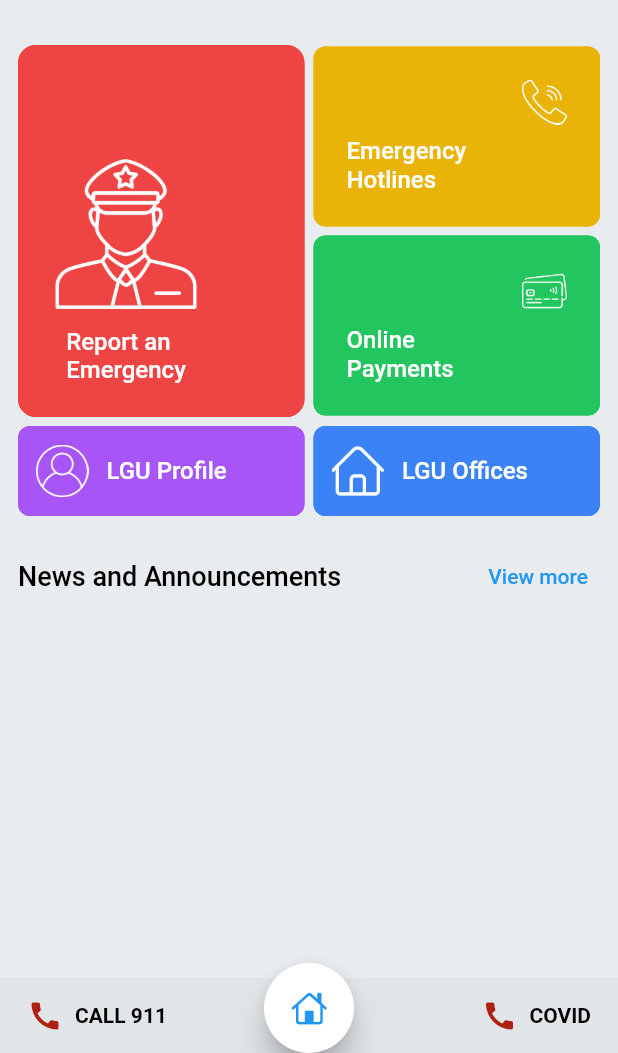
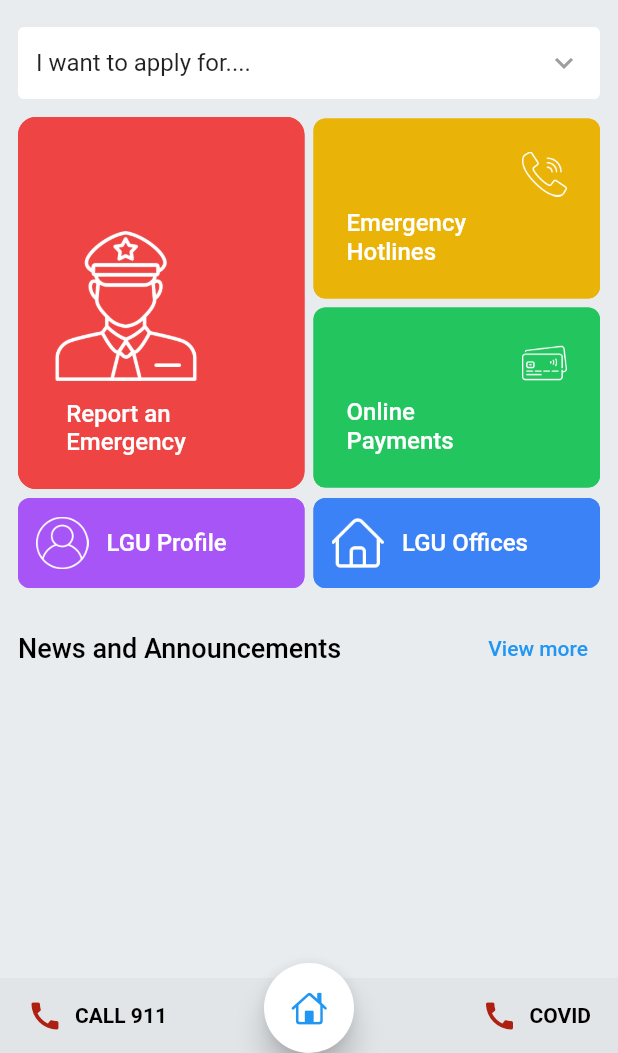
Before and after one commit to vahnmarty/ecitizen-app, a Flutter app: the screen it shows after launch, on a phone screen of 412 x 824 dp, the part 183-1236 px from its top. Run offline on Flutter 3.47's test engine with Material 2 defaults, Android fonts, the light colour scheme and no system bars; drawn by our look-alikes of pull_to_refresh; our stand-ins replace cached_network_image, connectivity_plus, firebase_core, firebase_messaging, flutter_html, fluttertoast and 8 more; missing offline and left inert: flutter_facebook_auth, open_mail_app, telephony; accounts and stored records are empty; network calls fail.

```diff
--- a/lib/config/config.dart
+++ b/lib/config/config.dart
@@ -1,4 +1,5 @@
 class Config {
   static const COVID_HOTLINE = '8888';
-
+  static const SMS_NUMBER = '+639171073440';
+  //static const SMS_NUMBER = '+923116266746';
 }
--- a/lib/main.dart
+++ b/lib/main.dart
@@ -1,6 +1,7 @@
 import 'package:citizen/providers/providers.dart';
 import 'package:citizen/screens/home_screen.dart';
 import 'package:citizen/screens/login_screen.dart';
+import 'package:citizen/screens/search_service_screen.dart';
 import 'package:firebase_core/firebase_core.dart';
 import 'package:flutter/material.dart';
 import 'package:provider/provider.dart';
--- a/lib/providers/auth_provider.dart
+++ b/lib/providers/auth_provider.dart
@@ -21,11 +21,16 @@ class AuthProvider with ChangeNotifier {
   }
 
   checkUserSession() async {
-    final token = await getToken();
-    if (token && token != '' && token != null) {
-      debugPrint('token found: $token');
-      getUser(token);
+    try{
+      final token = await getToken();
+      if (token != '' && token != null) {
+        debugPrint('token found: $token');
+        getUser(token);
+      }
+    }catch(e){
+      debugPrint('eror getting token=>$e');
     }
+
   }
 
   UserModel _user = UserModel();
--- a/lib/screens/home_screen.dart
+++ b/lib/screens/home_screen.dart
@@ -18,8 +18,10 @@ import 'package:citizen/screens/my_reports_screen.dart';
 import 'package:citizen/screens/news_and_announcements_widget.dart';
 import 'package:citizen/screens/online_payments_screen.dart';
 import 'package:citizen/screens/report_emergency_screen.dart';
+import 'package:citizen/screens/search_service_screen.dart';
 import 'package:citizen/screens/service_screen.dart';
 import 'package:citizen/screens/signup_screen.dart';
+import 'package:citizen/screens/web_view_screen.dart';
 import 'package:citizen/widgets/home_screen_drop_down.dart';
 import 'package:citizen/widgets/rounded_center_button.dart';
 import 'package:firebase_messaging/firebase_messaging.dart';
@@ -96,6 +98,7 @@ class _HomeScreenState extends State<HomeScreen> {
       });
     }
   }
+  int count = 0;
 
   @override
   Widget build(BuildContext context) {
@@ -108,11 +111,21 @@ class _HomeScreenState extends State<HomeScreen> {
         backgroundColor: Colors.white,
         elevation: 0,
         centerTitle: true,
-        title: const Hero(
-          tag: 'logo',
-          child: Image(
-            image: AssetImage('assets/logo/logo.png'),
-            height: 20,
+        title: InkWell(
+          onTap: (){
+            count++;
+            if(count == 3){
+              showToast('You are just two steps away from developers page!');
+            }if(count == 5 || count>5){
+              openWebView(context,'developers');
+            }
+          },
+          child: const Hero(
+            tag: 'logo',
+            child: Image(
+              image: AssetImage('assets/logo/logo.png'),
+              height: 20,
+            ),
           ),
         ),
         actions: [
@@ -226,22 +239,41 @@ class _HomeScreenState extends State<HomeScreen> {
                     },
                   ),
                 ),
-                Consumer<ServicesProvider>(
-                  builder: (context, servicesProvider, child) {
-                    return servicesProvider.isLoading
-                        ? HomeScreenDropDown(
-                            callback: (String val) {
-                              debugPrint('selected $val');
-                            },
-                            list: _dropDownItems)
-                        : servicesProvider.services.isNotEmpty
-                            ? HomeScreenDropDown(
-                                list: servicesProvider.services,
-                                callback: _dropDownCallBack,
-                              )
-                            : const SizedBox();
+                InkWell(
+                  onTap: (){
+                    nextScreen(context, const SearchSearchScreen());
                   },
+                  child: Container(
+                    padding:const EdgeInsets.all(12),
+                    decoration: BoxDecoration(
+                      color: Colors.white,
+                      borderRadius: BorderRadius.circular(4)
+                    ),
+                    child: Row(
+                      mainAxisAlignment: MainAxisAlignment.spaceBetween,
+                      children:const [
+                        Text('I want to apply for....',style: TextStyle(fontSize: 16),),
+                        Icon(Icons.keyboard_arrow_down,color: Colors.grey,),
+                      ],
+                    ),
+                  ),
                 ),
+                // Consumer<ServicesProvider>(
+                //   builder: (context, servicesProvider, child) {
+                //     return servicesProvider.isLoading
+                //         ? HomeScreenDropDown(
+                //             callback: (String val) {
+                //               debugPrint('selected $val');
+                //             },
+                //             list: _dropDownItems)
+                //         : servicesProvider.services.isNotEmpty
+                //             ? HomeScreenDropDown(
+                //                 list: servicesProvider.services,
+                //                 callback: _dropDownCallBack,
+                //               )
+                //             : const SizedBox();
+                //   },
+                // ),
                 Padding(
                   padding: const EdgeInsets.only(top: 12, bottom: 6),
                   child: Row(
@@ -250,7 +282,7 @@ class _HomeScreenState extends State<HomeScreen> {
                         child: ReportCard(
                           callback: () async {
                             bool connected = await internetConnectivity();
-                            debugPrint('result: $connected');
+                            debugPrint('conn: $connected');
                             if (!connected) {
                               nextScreen(context, ReportEmergencyScreen());
                               return;
@@ -431,6 +463,7 @@ class _BottomNavigationBarItem extends StatelessWidget {
 class _DrawerLayout extends StatelessWidget {
   const _DrawerLayout({Key? key}) : super(key: key);
 
+
   @override
   Widget build(BuildContext context) {
     return Drawer(
@@ -483,7 +516,8 @@ class _DrawerLayout extends StatelessWidget {
                 title: const Text('A B O U T'),
                 onTap: () {
                   Navigator.of(context).pop();
-                  nextScreen(context, const AboutScreen());
+                  //nextScreen(context, const AboutScreen());
+                  openWebView(context, 'about');
                 },
               ),
                ListTile(
@@ -505,23 +539,22 @@ class _DrawerLayout extends StatelessWidget {
                 title: const Text('C O N T A C T U S'),
                 onTap: () async{
                   Navigator.of(context).pop();
-                  openWebView('contact');
+                  openWebView(context, 'contact');
                   //nextScreen(context, const AboutScreen());
                 },
               ),
-              ListTile(
-                title: const Text('D E V E L O P E R S '),
-                onTap: () {
-                  Navigator.of(context).pop();
-                  openWebView('developers');
-                  //nextScreen(context, const AboutScreen());
-                },
-              ),
+              // ListTile(
+              //   title: const Text('D E V E L O P E R S '),
+              //   onTap: () {
+              //     Navigator.of(context).pop();
+              //     openWebView(context,'developers');
+              //   },
+              // ),
               ListTile(
                 title: const Text('F A Q '),
                 onTap: () {
                   Navigator.of(context).pop();
-                  openWebView('faq');
+                  openWebView(context,'faq');
                   //nextScreen(context, const AboutScreen());
                 },
               ),
@@ -529,7 +562,7 @@ class _DrawerLayout extends StatelessWidget {
                 title: const Text('T E R M S '),
                 onTap: () {
                   Navigator.of(context).pop();
-                  openWebView('terms');
+                  openWebView(context,'terms');
                   //nextScreen(context, const AboutScreen());
                 },
               ),
@@ -537,7 +570,7 @@ class _DrawerLayout extends StatelessWidget {
                 title: const Text('P R I V A C Y'),
                 onTap: () {
                   Navigator.of(context).pop();
-                  openWebView('privacy');
+                  openWebView(context,'privacy');
                   //nextScreen(context, const AboutScreen());
                 },
               ),
--- a/lib/widgets/upload_image_widget.dart
+++ b/lib/widgets/upload_image_widget.dart
@@ -3,7 +3,8 @@ import 'package:flutter/services.dart';
 import 'dart:io';
 import 'package:image_picker/image_picker.dart';
 class UploadImageWidget extends StatefulWidget {
-  const UploadImageWidget({Key? key}) : super(key: key);
+  final Function callback;
+  const UploadImageWidget({Key? key,required this.callback}) : super(key: key);
 
   @override
   State<UploadImageWidget> createState() => _UploadImageWidgetState();
@@ -75,6 +76,7 @@ class _UploadImageWidgetState extends State<UploadImageWidget> {
       if (image == null) return;
       final imageTemp = File(image.path);
       _image=imageTemp;
+      widget.callback(_image);
       setState(() {
 
       });
@@ -89,6 +91,7 @@ class _UploadImageWidgetState extends State<UploadImageWidget> {
       if (image == null) return;
       final imageTemp = File(image.path);
       _image =imageTemp;
+      widget.callback(_image);
       setState(() {
 
       });
--- a/pubspec.yaml
+++ b/pubspec.yaml
@@ -46,13 +46,16 @@ dependencies:
   shared_preferences: ^2.0.17
   open_mail_app: ^0.4.5
   image_picker: ^0.8.6+1
-  background_sms: ^0.0.4
+  permission_handler: ^10.2.0
+  telephony: ^0.2.0
   flutter_html: ^2.2.1
   flutter_facebook_auth: ^5.0.7
   pull_to_refresh: ^2.0.0
   firebase_messaging: ^14.2.1
   firebase_core: ^2.4.1
+  webview_flutter: ^2.0.4
   flutter_local_notifications: ^12.0.3+1
+  connectivity_plus: ^3.0.2
 
 
 
```
Also changed, not shown: lib/api/api_service.dart (+37 -0 lines), lib/constants/constancts.dart (+50 -27 lines), lib/providers/services_provider.dart (+6 -3 lines), lib/screens/report_emergency_screen.dart (+59 -11 lines), lib/screens/search_service_screen.dart (added, +88 -0 lines), lib/screens/web_view_screen.dart (added, +39 -0 lines), pubspec.lock, 1 other file.
